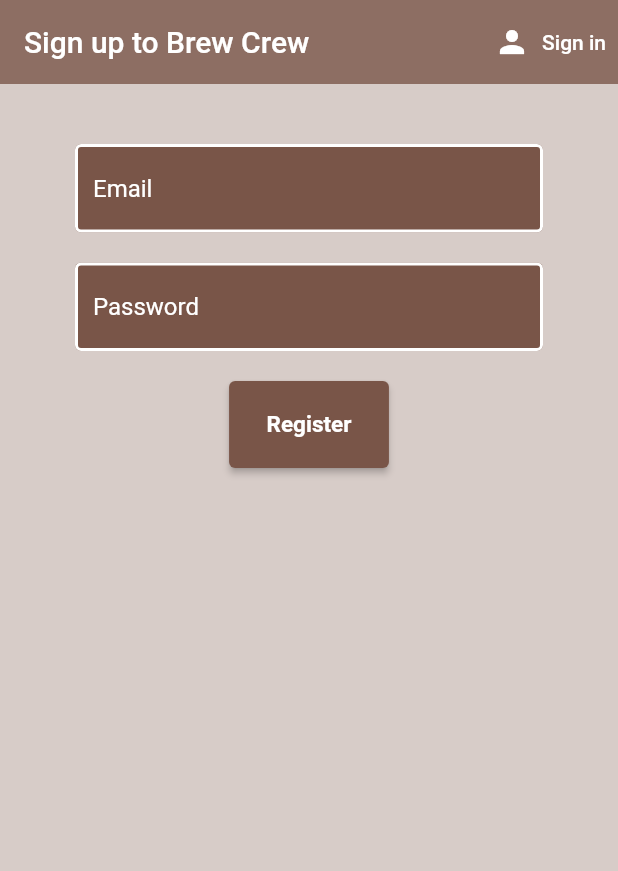
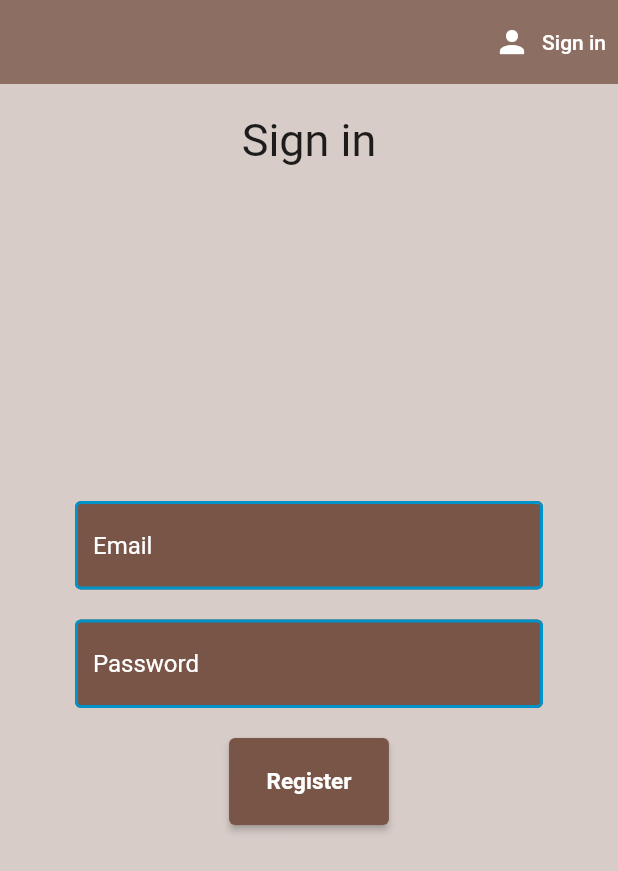
Before and after one commit to Rareshika/iTec, a Flutter app: the screen it shows after launch, after a tap on "Sign in", after a tap on "Register", on a phone screen of 412 x 824 dp. Shown: the top 871 px of the screen. Run offline on Flutter 3.47's test engine with Material 2 defaults, Android fonts, the light colour scheme and no system bars; our stand-ins replace cloud_firestore, firebase_auth, firebase_core, flutter_spinkit; accounts and stored records are empty; statements that could not run were skipped.

Commit message:
Schimbari facute de Melvin

```diff
--- a/lib/screens/authenticate/register.dart
+++ b/lib/screens/authenticate/register.dart
@@ -29,7 +29,6 @@ class _RegisterState extends State<Register> {
             appBar: AppBar(
               backgroundColor: Colors.brown[400],
               elevation: 0.0,
-              title: Text('Sign up to Brew Crew'),
               actions: [
                 TextButton.icon(
                     onPressed: () {
@@ -53,8 +52,15 @@ class _RegisterState extends State<Register> {
                 key: _formKey,
                 child: Column(
                   children: [
+                    Text(
+                      "Sign in",
+                      textAlign: TextAlign.center,
+                      style: TextStyle(
+                      fontSize: 30,
+                )
+              ),
                     SizedBox(
-                      height: 20.0,
+                      height: 223
                     ),
                     TextFormField(
                       style: TextStyle(
--- a/lib/screens/authenticate/sign_in.dart
+++ b/lib/screens/authenticate/sign_in.dart
@@ -29,7 +29,6 @@ class _SignInState extends State<SignIn> {
       appBar: AppBar(
         backgroundColor: Colors.brown[400],
         elevation: 0.0,
-        title: Text('Sign in to Brew Crew'),
         actions: [
           TextButton.icon(
               onPressed: () {
@@ -53,6 +52,13 @@ class _SignInState extends State<SignIn> {
           key: _formKey,
           child: Column(
             children: [
+              Text(
+                "Sign in",
+                textAlign: TextAlign.center,
+                style: TextStyle(
+                  fontSize: 30,
+                )
+              ),
               SizedBox(
                 height: 20.0,
               ),
--- a/lib/shared/constants.dart
+++ b/lib/shared/constants.dart
@@ -4,12 +4,13 @@ const textInputDecoration = InputDecoration(
   fillColor: Colors.brown,
   filled: true,
   enabledBorder: OutlineInputBorder(
-    borderSide: BorderSide(color: Colors.white, width: 2.0),
+    borderSide: BorderSide(color: Color.fromARGB(255, 0, 147, 201), width: 2.0),
   ),
   focusedBorder: OutlineInputBorder(
     borderSide: BorderSide(color: Colors.pink, width: 2.0),
   ),
   hintStyle: TextStyle(
     color: Colors.white,
+
   ),
 );
```
